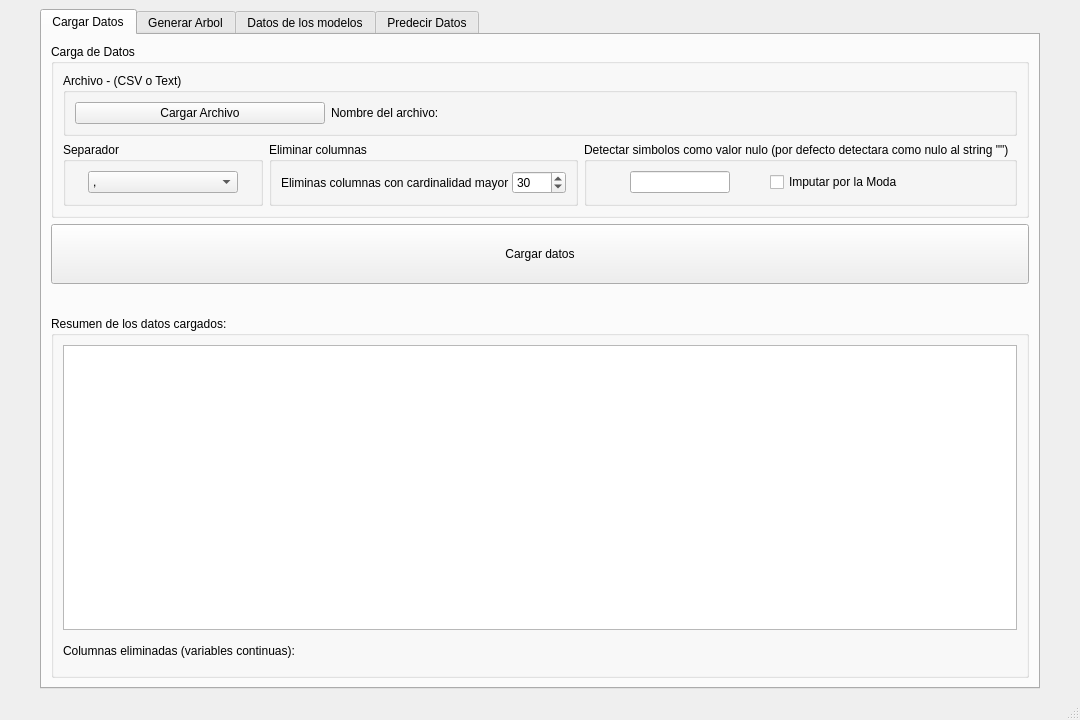
The window that UI.ui (AlejandroFNadal/ia_decision_trees) describes before a commit, drawn with Qt 5.
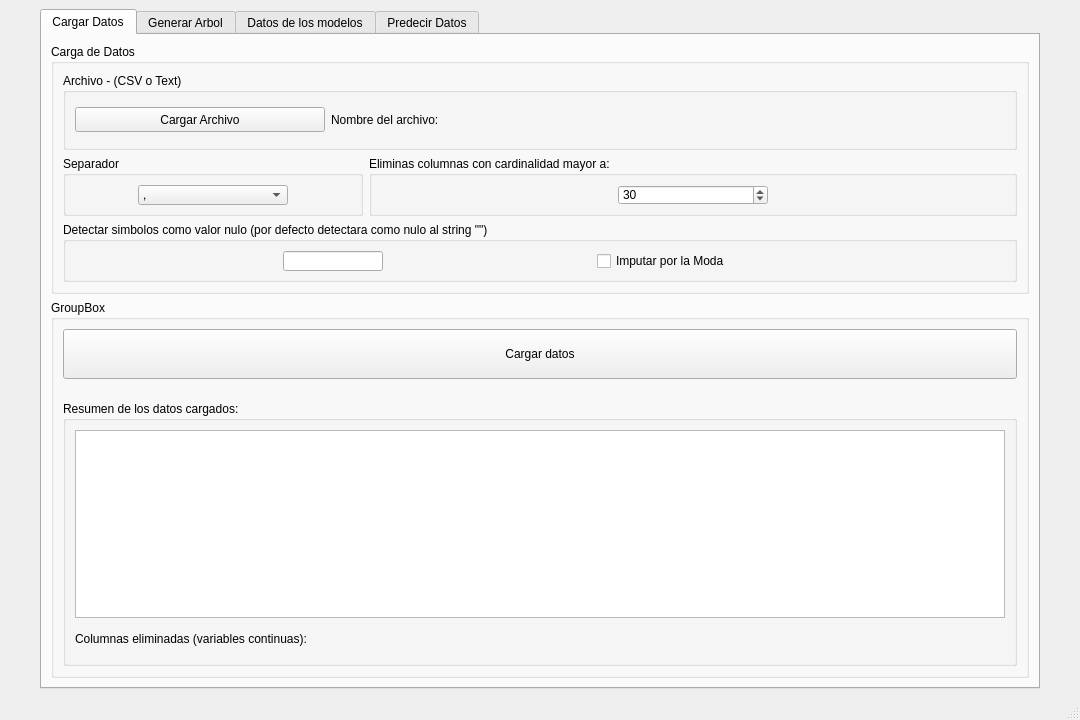
The same window after the commit.

Commit message: fixing the resolution problem and adding modal window for id columns

Patch:
```diff
--- a/UI.ui
+++ b/UI.ui
@@ -15,8 +15,8 @@
   </property>
   <property name="maximumSize">
    <size>
-    <width>1080</width>
-    <height>720</height>
+    <width>1920</width>
+    <height>1000</height>
    </size>
   </property>
   <property name="windowTitle">
@@ -35,10 +35,16 @@
       <property name="enabled">
        <bool>true</bool>
       </property>
+      <property name="minimumSize">
+       <size>
+        <width>400</width>
+        <height>400</height>
+       </size>
+      </property>
       <property name="maximumSize">
        <size>
         <width>1000</width>
-        <height>720</height>
+        <height>800</height>
        </size>
       </property>
       <property name="currentIndex">
@@ -49,96 +55,133 @@
         <string>Cargar Datos</string>
        </attribute>
        <layout class="QGridLayout" name="gridLayout_3">
-        <item row="3" column="0">
-         <widget class="QGroupBox" name="groupBox">
+        <item row="1" column="0">
+         <widget class="QGroupBox" name="groupBox_8">
+          <property name="minimumSize">
+           <size>
+            <width>100</width>
+            <height>200</height>
+           </size>
+          </property>
+          <property name="maximumSize">
+           <size>
+            <width>1000</width>
+            <height>400</height>
+           </size>
+          </property>
           <property name="title">
-           <string>Resumen de los datos cargados:</string>
+           <string>GroupBox</string>
           </property>
-          <layout class="QGridLayout" name="gridLayout">
-           <item row="0" column="0">
-            <widget class="QTableView" name="tableView"/>
+          <layout class="QVBoxLayout" name="verticalLayout_4">
+           <item>
+            <widget class="QPushButton" name="cargarDatosButton">
+             <property name="minimumSize">
+              <size>
+               <width>50</width>
+               <height>50</height>
+              </size>
+             </property>
+             <property name="maximumSize">
+              <size>
+               <width>1000</width>
+               <height>60</height>
+              </size>
+             </property>
+             <property name="text">
+              <string>Cargar datos</string>
+             </property>
+            </widget>
            </item>
-           <item row="1" column="0">
-            <widget class="QLabel" name="deletedColumnsLabel">
+           <item>
+            <widget class="QLabel" name="control1column">
              <property name="minimumSize">
               <size>
                <width>0</width>
-               <height>30</height>
+               <height>10</height>
               </size>
              </property>
              <property name="maximumSize">
               <size>
-               <width>16777215</width>
-               <height>30</height>
+               <width>1000</width>
+               <height>20</height>
               </size>
              </property>
              <property name="text">
-              <string>Columnas eliminadas (variables continuas): </string>
+              <string/>
              </property>
             </widget>
            </item>
+           <item>
+            <widget class="QGroupBox" name="groupBox">
+             <property name="maximumSize">
+              <size>
+               <width>1000</width>
+               <height>400</height>
+              </size>
+             </property>
+             <property name="title">
+              <string>Resumen de los datos cargados:</string>
+             </property>
+             <layout class="QGridLayout" name="gridLayout">
+              <item row="1" column="0">
+               <widget class="QLabel" name="deletedColumnsLabel">
+                <property name="minimumSize">
+                 <size>
+                  <width>0</width>
+                  <height>30</height>
+                 </size>
+                </property>
+                <property name="maximumSize">
+                 <size>
+                  <width>16777215</width>
+                  <height>30</height>
+                 </size>
+                </property>
+                <property name="text">
+                 <string>Columnas eliminadas (variables continuas): </string>
+                </property>
+               </widget>
+              </item>
+              <item row="0" column="0">
+               <widget class="QTableView" name="tableView">
+                <property name="maximumSize">
+                 <size>
+                  <width>1000</width>
+                  <height>400</height>
+                 </size>
+                </property>
+               </widget>
+              </item>
+             </layout>
+            </widget>
+           </item>
           </layout>
          </widget>
         </item>
         <item row="0" column="0">
          <widget class="QGroupBox" name="groupBox_2">
+          <property name="minimumSize">
+           <size>
+            <width>300</width>
+            <height>250</height>
+           </size>
+          </property>
+          <property name="maximumSize">
+           <size>
+            <width>1000</width>
+            <height>400</height>
+           </size>
+          </property>
           <property name="title">
            <string>Carga de Datos</string>
           </property>
           <layout class="QGridLayout" name="gridLayout_2">
-           <item row="1" column="2">
-            <widget class="QGroupBox" name="groupBox_6">
-             <property name="minimumSize">
-              <size>
-               <width>300</width>
-               <height>0</height>
-              </size>
-             </property>
-             <property name="maximumSize">
-              <size>
-               <width>600</width>
-               <height>16777215</height>
-              </size>
-             </property>
-             <property name="title">
-              <string>Detectar simbolos como valor nulo (por defecto detectara como nulo al string &quot;&quot;) </string>
-             </property>
-             <layout class="QHBoxLayout" name="horizontalLayout_6">
-              <item>
-               <widget class="QLineEdit" name="nullValue">
-                <property name="maximumSize">
-                 <size>
-                  <width>100</width>
-                  <height>16777215</height>
-                 </size>
-                </property>
-                <property name="maxLength">
-                 <number>30</number>
-                </property>
-               </widget>
-              </item>
-              <item>
-               <widget class="QCheckBox" name="modaCheck">
-                <property name="maximumSize">
-                 <size>
-                  <width>200</width>
-                  <height>16777215</height>
-                 </size>
-                </property>
-                <property name="text">
-                 <string>Imputar por la Moda</string>
-                </property>
-               </widget>
-              </item>
-             </layout>
-            </widget>
-           </item>
-           <item row="0" column="0" colspan="3">
+           <item row="0" column="0" colspan="2">
             <widget class="QGroupBox" name="cargarArchivoGroup">
              <property name="minimumSize">
               <size>
                <width>900</width>
-               <height>0</height>
+               <height>50</height>
               </size>
              </property>
              <property name="title">
@@ -147,6 +190,12 @@
              <layout class="QHBoxLayout" name="horizontalLayout">
               <item>
                <widget class="QPushButton" name="cargarArchivoButton">
+                <property name="minimumSize">
+                 <size>
+                  <width>150</width>
+                  <height>25</height>
+                 </size>
+                </property>
                 <property name="maximumSize">
                  <size>
                   <width>250</width>
@@ -160,6 +209,12 @@
               </item>
               <item>
                <widget class="QLabel" name="fileNameText">
+                <property name="minimumSize">
+                 <size>
+                  <width>0</width>
+                  <height>20</height>
+                 </size>
+                </property>
                 <property name="text">
                  <string>Nombre del archivo: </string>
                 </property>
@@ -168,68 +223,18 @@
              </layout>
             </widget>
            </item>
-           <item row="1" column="1">
-            <widget class="QGroupBox" name="thresholdGroup">
-             <property name="minimumSize">
-              <size>
-               <width>300</width>
-               <height>0</height>
-              </size>
-             </property>
-             <property name="maximumSize">
-              <size>
-               <width>500</width>
-               <height>16777215</height>
-              </size>
-             </property>
-             <property name="title">
-              <string>Eliminar columnas</string>
-             </property>
-             <layout class="QHBoxLayout" name="horizontalLayout_2">
-              <item>
-               <widget class="QLabel" name="label_3">
-                <property name="minimumSize">
-                 <size>
-                  <width>250</width>
-                  <height>0</height>
-                 </size>
-                </property>
-                <property name="text">
-                 <string>Eliminas columnas con cardinalidad mayor a:</string>
-                </property>
-               </widget>
-              </item>
-              <item>
-               <widget class="QSpinBox" name="maxValuesAllowed">
-                <property name="maximumSize">
-                 <size>
-                  <width>80</width>
-                  <height>16777215</height>
-                 </size>
-                </property>
-                <property name="maximum">
-                 <number>9999</number>
-                </property>
-                <property name="value">
-                 <number>30</number>
-                </property>
-               </widget>
-              </item>
-             </layout>
-            </widget>
-           </item>
            <item row="1" column="0">
             <widget class="QGroupBox" name="separatorGroup">
              <property name="minimumSize">
               <size>
                <width>200</width>
-               <height>0</height>
+               <height>50</height>
               </size>
              </property>
              <property name="maximumSize">
               <size>
                <width>300</width>
-               <height>16777215</height>
+               <height>60</height>
               </size>
              </property>
              <property name="title">
@@ -238,6 +243,12 @@
              <layout class="QHBoxLayout" name="horizontalLayout_4">
               <item>
                <widget class="QComboBox" name="separatorSelector">
+                <property name="minimumSize">
+                 <size>
+                  <width>0</width>
+                  <height>20</height>
+                 </size>
+                </property>
                 <property name="maximumSize">
                  <size>
                   <width>150</width>
@@ -267,41 +278,111 @@
              </layout>
             </widget>
            </item>
+           <item row="1" column="1">
+            <widget class="QGroupBox" name="thresholdGroup">
+             <property name="minimumSize">
+              <size>
+               <width>200</width>
+               <height>50</height>
+              </size>
+             </property>
+             <property name="maximumSize">
+              <size>
+               <width>1000</width>
+               <height>60</height>
+              </size>
+             </property>
+             <property name="title">
+              <string>Eliminas columnas con cardinalidad mayor a:</string>
+             </property>
+             <layout class="QHBoxLayout" name="horizontalLayout_2">
+              <item>
+               <widget class="QSpinBox" name="maxValuesAllowed">
+                <property name="minimumSize">
+                 <size>
+                  <width>0</width>
+                  <height>20</height>
+                 </size>
+                </property>
+                <property name="maximumSize">
+                 <size>
+                  <width>150</width>
+                  <height>16777215</height>
+                 </size>
+                </property>
+                <property name="maximum">
+                 <number>9999</number>
+                </property>
+                <property name="value">
+                 <number>30</number>
+                </property>
+               </widget>
+              </item>
+             </layout>
+            </widget>
+           </item>
+           <item row="3" column="0" colspan="2">
+            <widget class="QGroupBox" name="groupBox_6">
+             <property name="minimumSize">
+              <size>
+               <width>200</width>
+               <height>50</height>
+              </size>
+             </property>
+             <property name="maximumSize">
+              <size>
+               <width>1000</width>
+               <height>60</height>
+              </size>
+             </property>
+             <property name="title">
+              <string>Detectar simbolos como valor nulo (por defecto detectara como nulo al string &quot;&quot;) </string>
+             </property>
+             <layout class="QHBoxLayout" name="horizontalLayout_6">
+              <item>
+               <widget class="QLineEdit" name="nullValue">
+                <property name="minimumSize">
+                 <size>
+                  <width>0</width>
+                  <height>20</height>
+                 </size>
+                </property>
+                <property name="maximumSize">
+                 <size>
+                  <width>100</width>
+                  <height>16777215</height>
+                 </size>
+                </property>
+                <property name="maxLength">
+                 <number>30</number>
+                </property>
+               </widget>
+              </item>
+              <item>
+               <widget class="QCheckBox" name="modaCheck">
+                <property name="minimumSize">
+                 <size>
+                  <width>0</width>
+                  <height>20</height>
+                 </size>
+                </property>
+                <property name="maximumSize">
+                 <size>
+                  <width>200</width>
+                  <height>16777215</height>
+                 </size>
+                </property>
+                <property name="text">
+                 <string>Imputar por la Moda</string>
+                </property>
+               </widget>
+              </item>
+             </layout>
+            </widget>
+           </item>
           </layout>
          </widget>
         </item>
-        <item row="1" column="0">
-         <widget class="QPushButton" name="cargarDatosButton">
-          <property name="minimumSize">
-           <size>
-            <width>100</width>
-            <height>60</height>
-           </size>
-          </property>
-          <property name="maximumSize">
-           <size>
-            <width>1700</width>
-            <height>60</height>
-           </size>
-          </property>
-          <property name="text">
-           <string>Cargar datos</string>
-          </property>
-         </widget>
-        </item>
-        <item row="2" column="0">
-         <widget class="QLabel" name="control1column">
-          <property name="minimumSize">
-           <size>
-            <width>0</width>
-            <height>20</height>
-           </size>
-          </property>
-          <property name="text">
-           <string/>
-          </property>
-         </widget>
-        </item>
        </layout>
       </widget>
       <widget class="QWidget" name="tab1">
```
Left out of the diff: 28 changed lines with no effect on the pictures. The commit also changes 10 other files.
